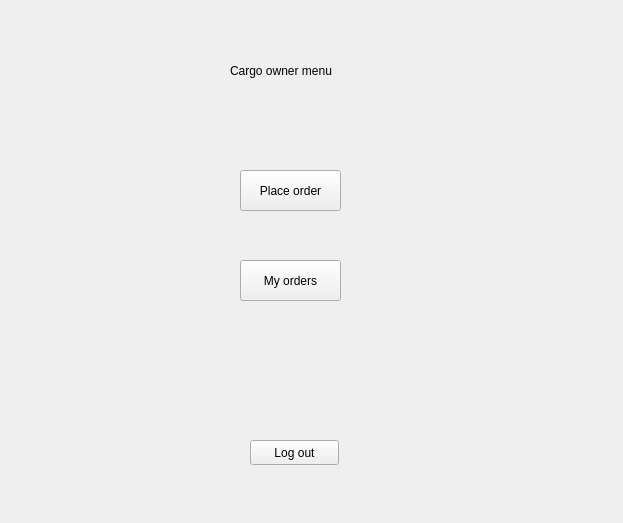
Before: the Qt Designer form sdi_app/gui/menu_owner.ui in FratiaXd/SDI, drawn with Qt 5.
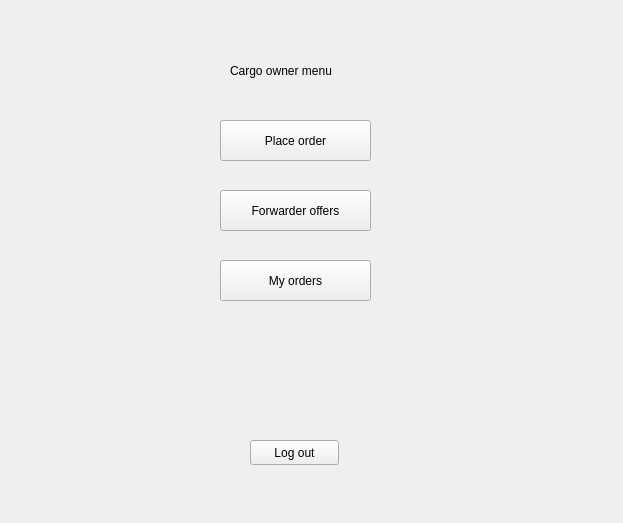
After: the same form once the commit is applied. The open tabs and pages were chosen to show the change.

Commit message: Cargo owner upd

```diff
--- a/sdi_app/gui/menu_owner.ui
+++ b/sdi_app/gui/menu_owner.ui
@@ -55,9 +55,9 @@
     <widget class="QPushButton" name="pushButton_2">
      <property name="geometry">
       <rect>
-       <x>240</x>
-       <y>170</y>
-       <width>101</width>
+       <x>220</x>
+       <y>120</y>
+       <width>151</width>
        <height>41</height>
       </rect>
      </property>
@@ -68,9 +68,9 @@
     <widget class="QPushButton" name="pushButton_3">
      <property name="geometry">
       <rect>
-       <x>240</x>
+       <x>220</x>
        <y>260</y>
-       <width>101</width>
+       <width>151</width>
        <height>41</height>
       </rect>
      </property>
@@ -78,6 +78,19 @@
       <string>My orders</string>
      </property>
     </widget>
+    <widget class="QPushButton" name="pushButton_4">
+     <property name="geometry">
+      <rect>
+       <x>220</x>
+       <y>190</y>
+       <width>151</width>
+       <height>41</height>
+      </rect>
+     </property>
+     <property name="text">
+      <string>Forwarder offers</string>
+     </property>
+    </widget>
    </widget>
    <widget class="QWidget" name="page_2">
     <widget class="QLineEdit" name="lineEdit">
```
Left out of the diff: 10 changed lines with no effect on the pictures. The commit also changes 9 other files.
